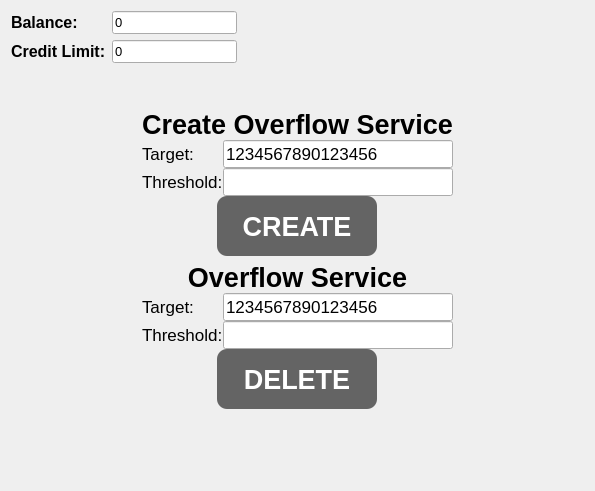
The window that ATM_Shevchenky/overflow_service.ui (mshevcenko/ATM_Shevchenky) describes before a commit, drawn with Qt 5.
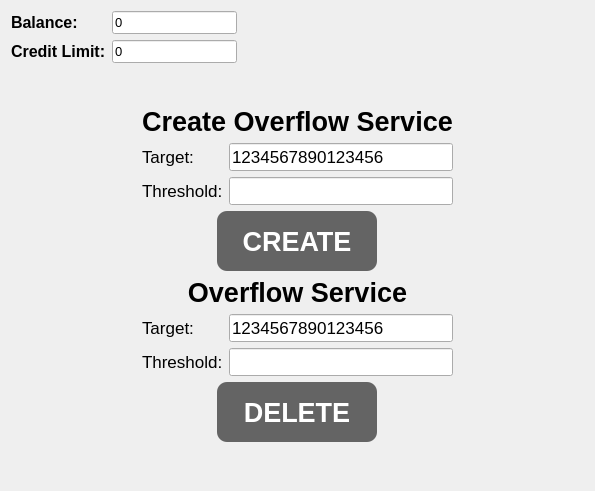
The same window after the commit. Icons and pictures are not drawn. Custom widgets are drawn as their Qt base class.

Diff of the .ui file:
```diff
--- a/ATM_Shevchenky/overflow_service.ui
+++ b/ATM_Shevchenky/overflow_service.ui
@@ -152,11 +152,24 @@
      </item>
      <item>
       <layout class="QVBoxLayout" name="verticalLayout">
+       <item>
+        <spacer name="verticalSpacer_2">
+         <property name="orientation">
+          <enum>Qt::Vertical</enum>
+         </property>
+         <property name="sizeHint" stdset="0">
+          <size>
+           <width>20</width>
+           <height>40</height>
+          </size>
+         </property>
+        </spacer>
+       </item>
        <item>
         <widget class="QWidget" name="createOverflowServiceWidget" native="true">
          <layout class="QVBoxLayout" name="verticalLayout_2">
           <property name="spacing">
-           <number>0</number>
+           <number>6</number>
           </property>
           <property name="leftMargin">
            <number>0</number>
@@ -170,19 +183,6 @@
           <property name="bottomMargin">
            <number>0</number>
           </property>
-          <item>
-           <spacer name="verticalSpacer_2">
-            <property name="orientation">
-             <enum>Qt::Vertical</enum>
-            </property>
-            <property name="sizeHint" stdset="0">
-             <size>
-              <width>20</width>
-              <height>40</height>
-             </size>
-            </property>
-           </spacer>
-          </item>
           <item>
            <widget class="QLabel" name="createOverflowServiceLabel">
             <property name="font">
@@ -309,7 +309,7 @@
         <widget class="QWidget" name="deleteOverflowServiceWidget" native="true">
          <layout class="QVBoxLayout" name="verticalLayout_3">
           <property name="spacing">
-           <number>0</number>
+           <number>6</number>
           </property>
           <property name="leftMargin">
            <number>0</number>
```
